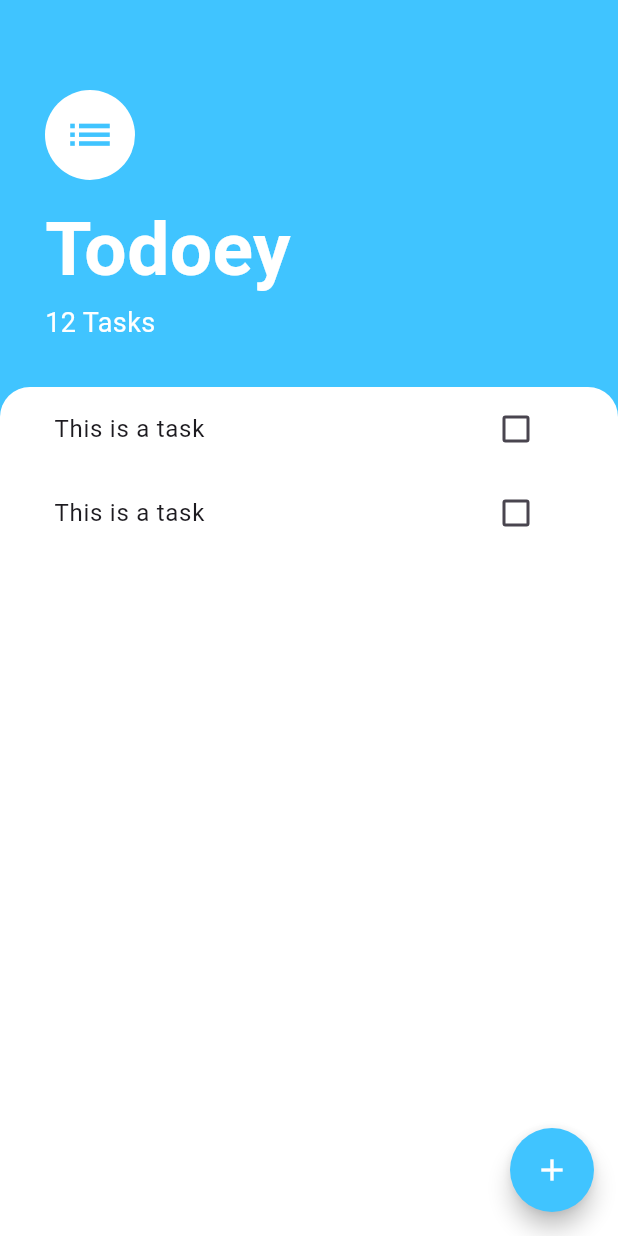
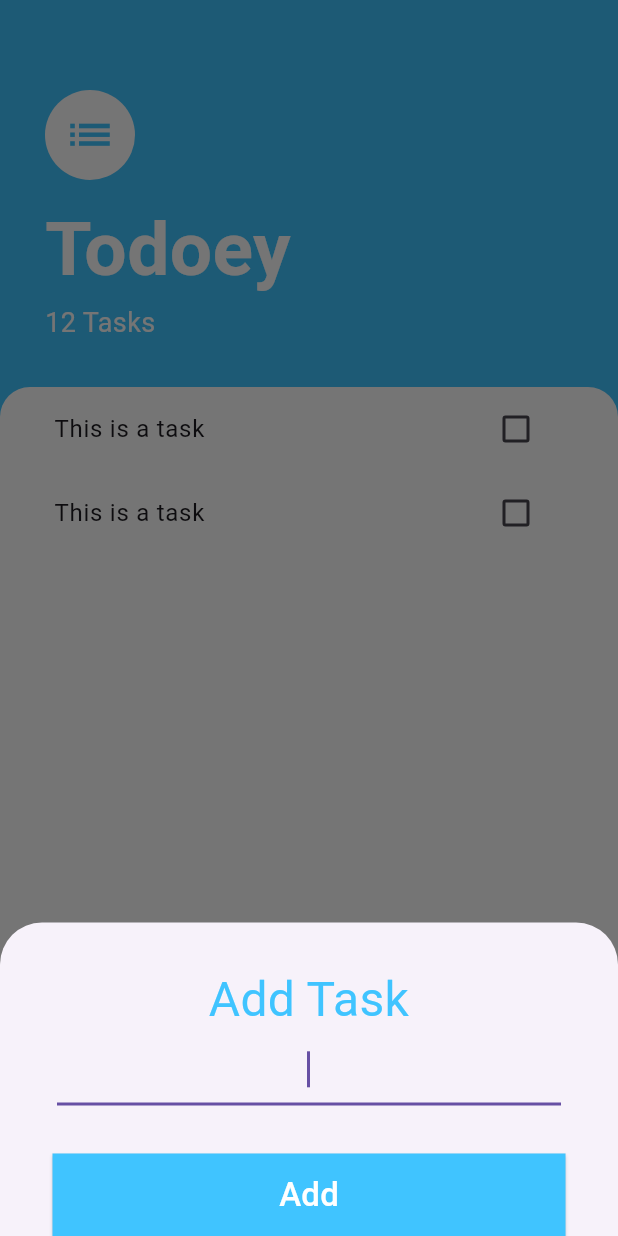
Before and after one commit to selinguz/to_do_app, a Flutter app: the screen it shows after launch, after a tap on the "add" icon, on a phone screen of 412 x 824 dp. Run offline on Flutter 3.47's test engine with Material 3 defaults, Android fonts, the phone set to English and light mode, and no system bars.

Commit message:
bottomSheet yapısı kullanılarak addTask ekranı eklendi

```diff
--- /dev/null
+++ b/lib/screens/add_task_screen.dart
@@ -0,0 +1,72 @@
+import 'package:flutter/material.dart';
+
+class AddTaskScreen extends StatefulWidget {
+  const AddTaskScreen({super.key});
+
+  @override
+  State<AddTaskScreen> createState() => _AddTaskScreenState();
+}
+
+class _AddTaskScreenState extends State<AddTaskScreen> {
+  @override
+  Widget build(BuildContext context) {
+    return Container(
+      child: Padding(
+        padding: const EdgeInsets.only(top: 28.0),
+        child: Column(
+          mainAxisAlignment: MainAxisAlignment.start,
+          crossAxisAlignment: CrossAxisAlignment.stretch,
+          children: [
+            Text(
+              'Add Task',
+              textAlign: TextAlign.center,
+              style: TextStyle(
+                fontSize: 32.0,
+                color: Colors.lightBlueAccent,
+              ),
+            ),
+            Padding(
+              padding: const EdgeInsets.symmetric(horizontal: 38.0),
+              child: TextField(
+                textAlign: TextAlign.center,
+                autofocus: true,
+                decoration: InputDecoration(
+                  enabledBorder: UnderlineInputBorder(
+                    borderSide: BorderSide(
+                      color: Colors.lightBlueAccent,
+                      width: 5.0,
+                    ),
+                  ),
+                ),
+              ),
+            ),
+            SizedBox(
+              height: 32.0,
+            ),
+            Container(
+              padding: EdgeInsets.symmetric(horizontal: 35.0),
+              child: ElevatedButton(
+                style: ElevatedButton.styleFrom(
+                  shape:
+                      RoundedRectangleBorder(borderRadius: BorderRadius.zero),
+                  backgroundColor: Colors.lightBlueAccent,
+                ),
+                onPressed: () {},
+                child: Padding(
+                  padding: const EdgeInsets.all(12.0),
+                  child: Text(
+                    'Add',
+                    style: TextStyle(
+                      color: Colors.white,
+                      fontSize: 22.0,
+                    ),
+                  ),
+                ),
+              ),
+            ),
+          ],
+        ),
+      ),
+    );
+  }
+}
--- a/lib/screens/tasks_screen.dart
+++ b/lib/screens/tasks_screen.dart
@@ -1,5 +1,7 @@
 import 'package:flutter/material.dart';
+
 import '/widgets/tasks_list.dart';
+import 'add_task_screen.dart';
 
 class TasksScreen extends StatefulWidget {
   TasksScreen({super.key});
@@ -77,7 +79,18 @@ class _TasksScreenState extends State<TasksScreen> {
         ],
       ),
       floatingActionButton: FloatingActionButton(
-        onPressed: () {},
+        onPressed: () {
+          showModalBottomSheet(
+              context: context,
+              isScrollControlled: true,
+              builder: (context) => SingleChildScrollView(
+                  child:Container(
+                    padding: EdgeInsets.only(bottom: MediaQuery.of(context).viewInsets.bottom),
+                    child: AddTaskScreen(),
+                  )
+              )
+          );
+        },
         backgroundColor: Colors.lightBlueAccent,
         shape: CircleBorder(),
         child: Icon(
```
